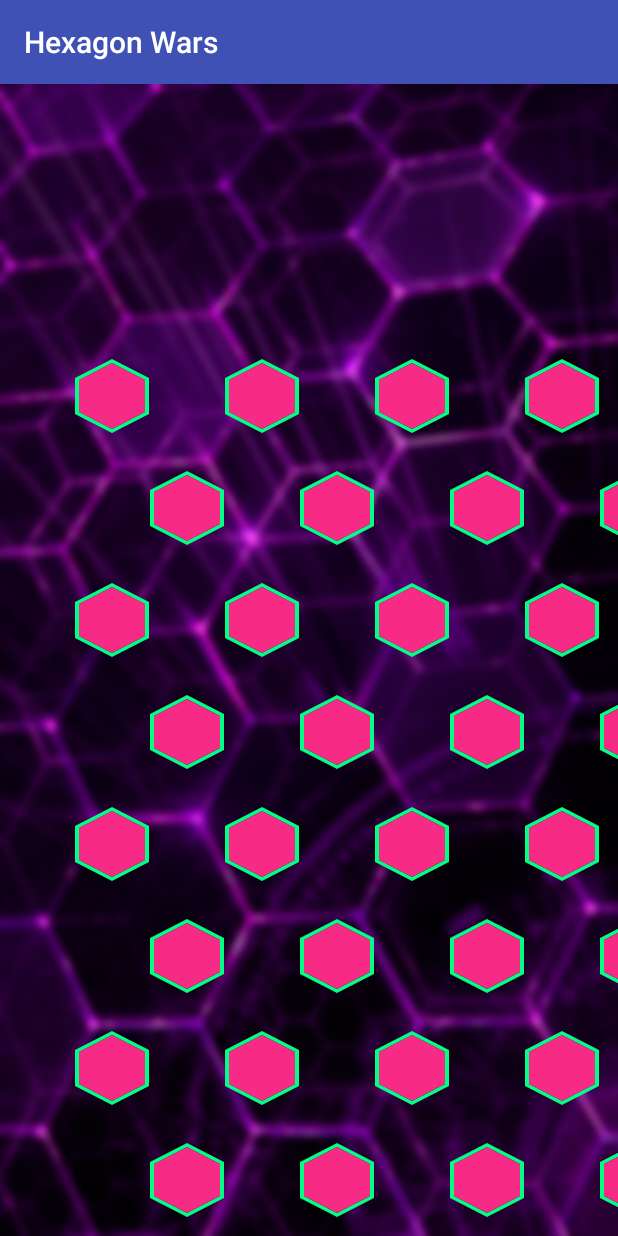
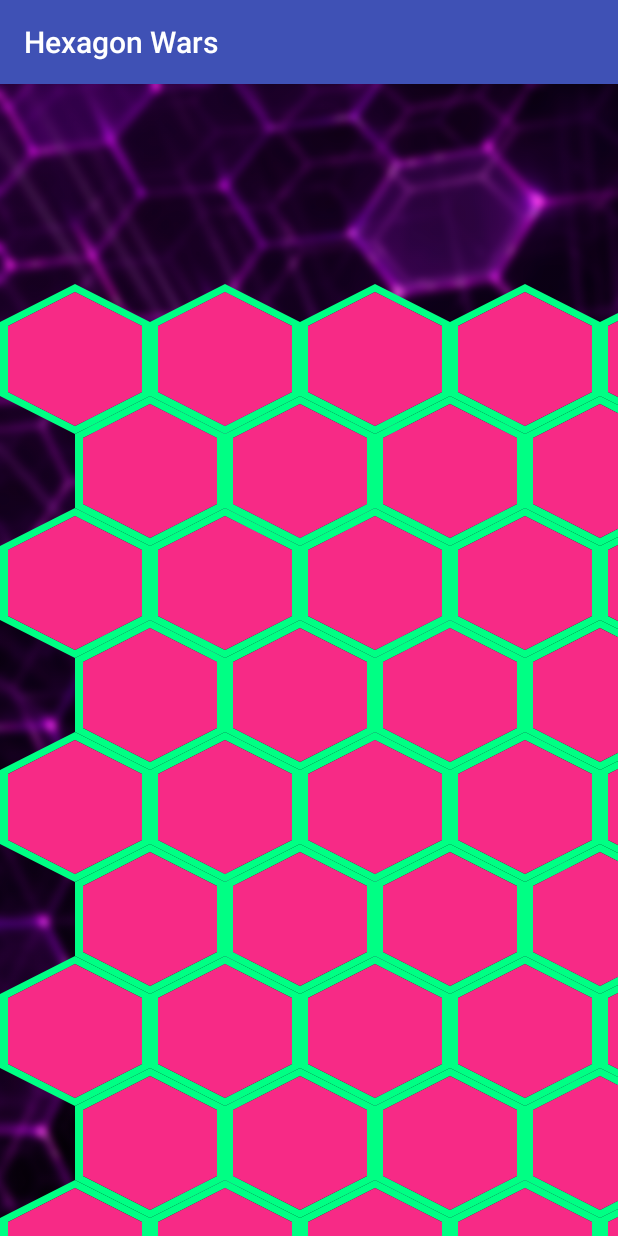
Before and after one commit to Xuzon/HexagonWars, an Android app: the screen it shows after launch (GameActivity), on a phone screen of 412 x 824 dp. Run offline under Robolectric (Android 15) with nearby library versions, the phone set to English and light mode, and no system bars.

Commit message:
Added listeners and change color to hexagon

```diff
--- a/app/src/main/java/psic07/uvigo/teleco/hexagonwars/HexagonDrawable.java
+++ b/app/src/main/java/psic07/uvigo/teleco/hexagonwars/HexagonDrawable.java
@@ -16,6 +16,7 @@ public class HexagonDrawable extends Drawable {
     public static int blueColor = 0xff11D5F7;
     public static int redColor = 0xffF72A86;
     public static final float FILL_PERCENTAGE = 0.9f;
+    public Vector2 dim;
     private Path hexagon = new Path();
     private Path centerHexagon = new Path();
     private Path temporal = new Path();
@@ -62,17 +63,18 @@ public class HexagonDrawable extends Drawable {
     @Override
     protected void onBoundsChange(Rect bounds) {
         super.onBoundsChange(bounds);
-        computeHex(bounds);
+        computeHex();
         invalidateSelf();
     }
 
-    public void computeHex(Rect bounds) {
+    public void computeHex() {
 
-        final int width = bounds.width();
-        final int height = bounds.height();
+        final int width = dim.x;
+        final int height = dim.y;
         final int size = Math.min(width, height);
-        final int centerX = bounds.left + (width / 2);
-        final int centerY = bounds.top + (height / 2);
+        //cneterX and Y is directly width / 2 and height / 2 because it is local canvas
+        final int centerX =  (width / 2);
+        final int centerY = (height / 2);
 
         hexagon.reset();
         hexagon.addPath(createHexagon(size, centerX, centerY));
@@ -84,6 +86,7 @@ public class HexagonDrawable extends Drawable {
 
     private Path createHexagon(int size, int centerX, int centerY) {
         int radius = size / 2;
+        System.out.println("RADIUS::" + radius + " SIZE::" + size);
         Path hex = temporal;
         hex.reset();
         hex.moveTo(centerX, centerY + radius);
--- a/app/src/main/java/psic07/uvigo/teleco/hexagonwars/HexagonView.java
+++ b/app/src/main/java/psic07/uvigo/teleco/hexagonwars/HexagonView.java
@@ -25,12 +25,7 @@ public class HexagonView extends View implements View.OnClickListener{
         int r = random.nextInt(2);
         int color = (r == 0) ? hexagon.blueColor : hexagon.redColor;
         hexagon.centerColor = color;
-        /*Rect rect = new Rect();
-        rect.left = coords.x;
-        rect.right = coords.x + dim.x;
-        rect.top = coords.y;
-        rect.bottom = coords.y + dim.y;
-        this.setClipBounds(rect);*/
+        hexagon.dim = dim;
         hexagon.setBounds(dim.x / 2, dim.y / 2,dim.x,dim.y);
         this.setOnClickListener(this);
     }
@@ -38,6 +33,7 @@ public class HexagonView extends View implements View.OnClickListener{
     public void ConquerMe(){
         hexagon.centerColor = hexagon.centerColor == HexagonDrawable.blueColor ?
                 HexagonDrawable.redColor : HexagonDrawable.blueColor;
+        this.invalidate();
     }
 
     protected void onDraw(Canvas canvas) {
@@ -46,7 +42,7 @@ public class HexagonView extends View implements View.OnClickListener{
 
     @Override
     public void onClick(View v) {
-        System.out.println("HOLA DESDE (" + coords.x + "," + coords.y+ ")");
+        //just for be sure v has to be me but you'll never know XD
         if(v instanceof HexagonView){
             HexagonView hex = (HexagonView) v;
             hex.ConquerMe();
```
